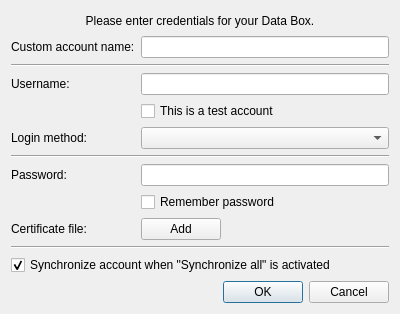
The window that src/gui/ui/dlg_create_account.ui (psakar/datovka) describes before a commit, drawn with Qt 5.
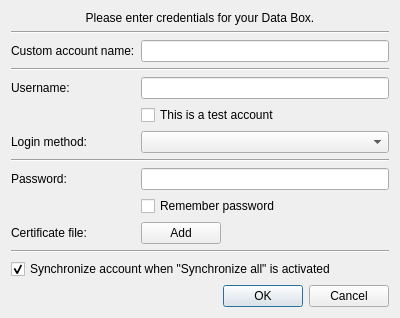
The same window after the commit. Icons and pictures are not drawn.

Commit message: Added account dialog functionality

Patch:
```diff
--- a/src/gui/ui/dlg_create_account.ui
+++ b/src/gui/ui/dlg_create_account.ui
@@ -19,7 +19,7 @@
   <property name="maximumSize">
    <size>
     <width>16777215</width>
-    <height>314</height>
+    <height>322</height>
    </size>
   </property>
   <property name="windowTitle">
@@ -40,6 +40,13 @@
      </property>
     </widget>
    </item>
+   <item>
+    <widget class="Line" name="line">
+     <property name="orientation">
+      <enum>Qt::Horizontal</enum>
+     </property>
+    </widget>
+   </item>
    <item>
     <layout class="QFormLayout" name="formLayout">
      <property name="fieldGrowthPolicy">
```
The commit also changes 10 other files.
